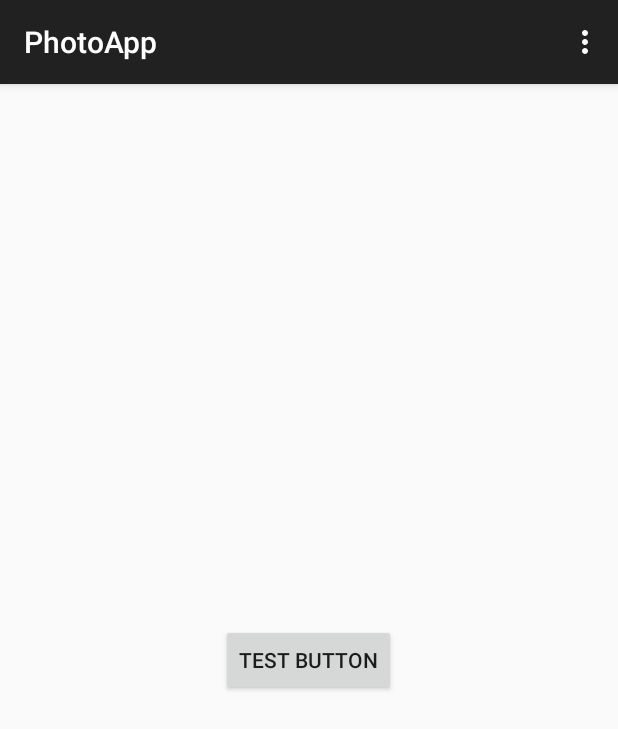
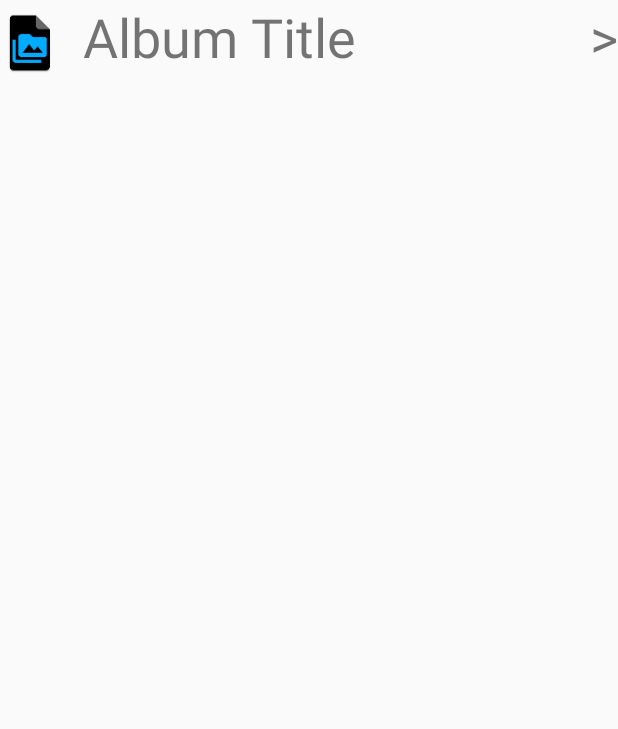
Before and after one commit to rehfeldchris/cmpe277, an Android app: the screen it shows after launch (MainActivity before the commit, Profile after it), on a phone screen of 412 x 824 dp. Shown: the top 729 px of the screen. Run offline under Robolectric (Android 15) with nearby library versions, the phone set to English and light mode, and no system bars; libraries missing offline, so code that uses them is left out: com.facebook.appevents; plain views replace LoginButton.

Commit message:
Add: 	- Profile layout, Album list item layout. 	- Border style. Update: 	- Activity Login. 	- strings.xml values

```diff
--- a/android/app/build.gradle
+++ b/android/app/build.gradle
@@ -1,12 +1,12 @@
 apply plugin: 'com.android.application'
 
 android {
-    compileSdkVersion 22
-    buildToolsVersion '22.0.1'
+    compileSdkVersion 21
+    buildToolsVersion '21.1.2'
     defaultConfig {
         applicationId "edu.cmpe277.teamgoat.photoapp"
         minSdkVersion 19
-        targetSdkVersion 19
+        targetSdkVersion 21
         versionCode 1
         versionName "1.0"
     }
--- a/android/app/src/main/AndroidManifest.xml
+++ b/android/app/src/main/AndroidManifest.xml
@@ -16,6 +16,11 @@
                 <category android:name="android.intent.category.LAUNCHER" />
             </intent-filter>
         </activity>
+        <activity
+            android:name=".Profile"
+            android:label="User Profile"
+            >
+        </activity>
     </application>
 
 </manifest>
--- a/android/app/src/main/java/edu/cmpe277/teamgoat/photoapp/MainActivity.java
+++ b/android/app/src/main/java/edu/cmpe277/teamgoat/photoapp/MainActivity.java
@@ -1,5 +1,7 @@
 package edu.cmpe277.teamgoat.photoapp;
 
+import android.app.Activity;
+import android.content.Intent;
 import android.os.Bundle;
 import android.support.v7.app.ActionBarActivity;
 import android.view.Menu;
@@ -7,12 +9,15 @@ import android.view.MenuItem;
 
 import com.facebook.appevents.AppEventsLogger;
 
-public class MainActivity extends ActionBarActivity {
+public class MainActivity extends Activity {
 
     @Override
     protected void onCreate(Bundle savedInstanceState) {
         super.onCreate(savedInstanceState);
         setContentView(R.layout.activity_login);
+
+        Intent i = new Intent(this, Profile.class);
+        startActivity(i);
     }
 
     @Override
--- /dev/null
+++ b/android/app/src/main/java/edu/cmpe277/teamgoat/photoapp/Profile.java
@@ -0,0 +1,16 @@
+package edu.cmpe277.teamgoat.photoapp;
+
+import android.app.Activity;
+import android.os.Bundle;
+
+/**
+ * Created by squall on 4/16/15.
+ */
+public class Profile extends Activity
+{
+    @Override
+    protected void onCreate(Bundle savedInstanceState) {
+        super.onCreate(savedInstanceState);
+        setContentView(R.layout.layout_container_album_item);
+    }
+}
--- a/android/app/src/main/res/layout/activity_login.xml
+++ b/android/app/src/main/res/layout/activity_login.xml
@@ -17,7 +17,7 @@
         android:layout_width="wrap_content"
         android:layout_height="wrap_content"
         android:gravity="center"
-        android:text="Test Button"
+        android:text="@string/btn_fb_login"
         />
 
 </LinearLayout>
--- /dev/null
+++ b/android/app/src/main/res/layout/layout_container_album_item.xml
@@ -0,0 +1,37 @@
+<?xml version="1.0" encoding="utf-8"?>
+<RelativeLayout xmlns:android="http://schemas.android.com/apk/res/android"
+    android:orientation="vertical" android:layout_width="match_parent"
+    android:layout_height="match_parent"
+    android:id="@+id/layout_container_album_item"
+    >
+
+    <ImageView
+        android:id="@+id/img_album_thumbnail"
+        android:layout_width="40dp"
+        android:layout_height="40dp"
+        android:layout_alignParentStart="true"
+        android:layout_alignBottom="@id/txt_album_title"
+        android:contentDescription="@string/txt_album_title"
+        android:src="@drawable/ic_launcher"
+        />
+
+    <TextView
+        android:id="@+id/txt_album_title"
+        android:layout_width="wrap_content"
+        android:layout_height="wrap_content"
+        android:text="@string/txt_album_title"
+        android:textSize="36sp"
+        android:layout_alignParentTop="true"
+        android:layout_alignParentStart="true"
+        android:layout_marginStart="55dp" />
+
+    <TextView
+        android:id="@+id/txt_album_arrow"
+        android:layout_width="wrap_content"
+        android:layout_height="wrap_content"
+        android:textSize="36sp"
+        android:text=">"
+        android:layout_alignParentEnd="true"
+        />
+
+</RelativeLayout>
```
Also changed, not shown: android/app/src/main/res/drawable/background_border.xml (added, +27 -0 lines), android/app/src/main/res/layout/layout_profile.xml (added, +119 -0 lines), android/app/src/main/res/values/strings.xml (+9 -0 lines), 1 other file.
